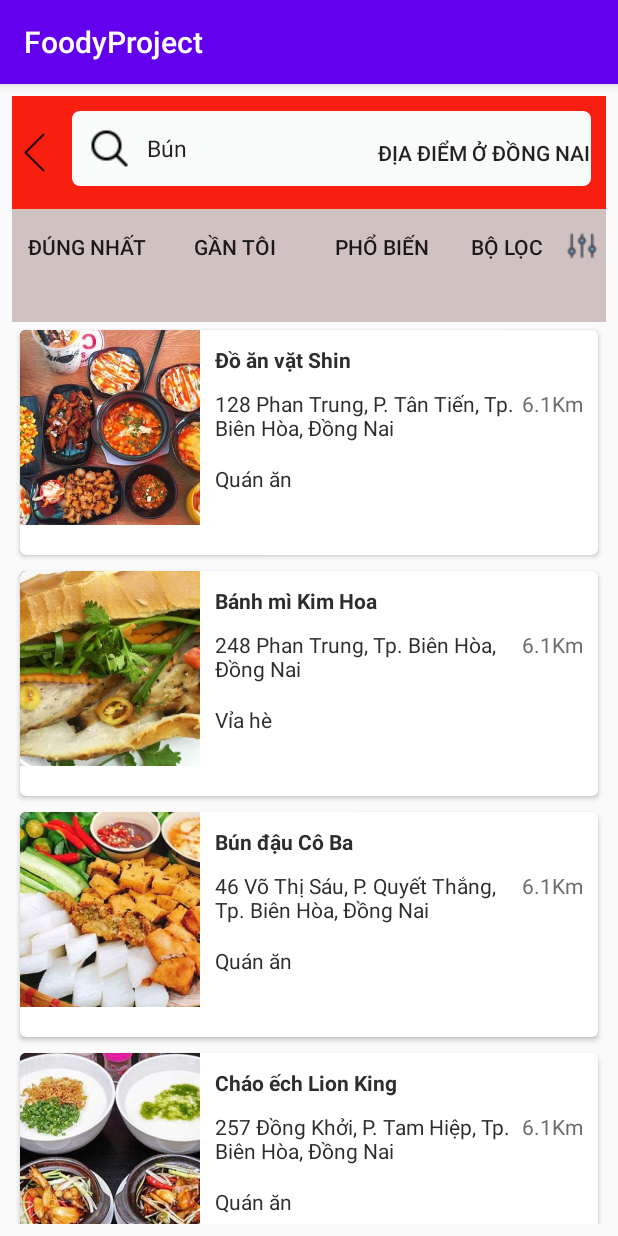
After one commit to leminhphuoc/FoodyProjectAndroid, an Android app: the RestaurantResult screen opened directly, with no data from a screen before it, on a phone screen of 412 x 824 dp. The commit adds this screen. Run offline under Robolectric (Android 15) with nearby library versions, the phone set to English and light mode, and no system bars.

Commit message:
RestaurantResult

```diff
--- a/src/app/src/main/AndroidManifest.xml
+++ b/src/app/src/main/AndroidManifest.xml
@@ -9,7 +9,8 @@
         android:roundIcon="@mipmap/ic_launcher_round"
         android:supportsRtl="true"
         android:theme="@style/AppTheme">
-        <activity android:name=".RestaurantList"></activity>
+        <activity android:name=".RestaurantResult"></activity>
+        <activity android:name=".RestaurantList" />
         <activity android:name=".RestaurantDetail" />
         <activity android:name=".MainActivity">
             <intent-filter>
--- a/src/app/src/main/java/hcmute/edu/vn/nhom02/foodyproject/MainActivity.java
+++ b/src/app/src/main/java/hcmute/edu/vn/nhom02/foodyproject/MainActivity.java
@@ -10,6 +10,7 @@ import android.widget.Button;
 public class MainActivity extends AppCompatActivity {
 
     Button bntRestaurantList;
+    Button bntRestaurantResult;
 
     @Override
     protected void onCreate(Bundle savedInstanceState) {
@@ -24,5 +25,14 @@ public class MainActivity extends AppCompatActivity {
                 startActivity(i);
             }
         });
+
+        bntRestaurantResult = (Button) findViewById(R.id.buttonRestaurantResult);
+        bntRestaurantResult.setOnClickListener(new View.OnClickListener() {
+            @Override
+            public void onClick(View v) {
+                Intent i = new Intent(MainActivity.this, RestaurantResult.class);
+                startActivity(i);
+            }
+        });
     }
 }
--- /dev/null
+++ b/src/app/src/main/java/hcmute/edu/vn/nhom02/foodyproject/RecyclerViewAdapterResult.java
@@ -0,0 +1,82 @@
+package hcmute.edu.vn.nhom02.foodyproject;
+
+import android.content.Context;
+import android.content.Intent;
+import android.view.LayoutInflater;
+import android.view.View;
+import android.view.ViewGroup;
+import android.widget.ImageView;
+import android.widget.TextView;
+
+import androidx.annotation.NonNull;
+import androidx.cardview.widget.CardView;
+import androidx.recyclerview.widget.RecyclerView;
+
+import java.util.List;
+
+public class RecyclerViewAdapterResult extends RecyclerView.Adapter<RecyclerViewAdapterResult.MyViewHolder>{
+    private Context mContext;
+    private List<Restaurant> mData;
+
+    public RecyclerViewAdapterResult(Context mContext, List<Restaurant> mData) {
+        this.mContext = mContext;
+        this.mData = mData;
+    }
+
+    @NonNull
+    @Override
+    public MyViewHolder onCreateViewHolder(@NonNull ViewGroup parent, int viewType) {
+        View view;
+        LayoutInflater mInflater = LayoutInflater.from(mContext);
+        view = mInflater.inflate(R.layout.cardview_item_result,parent,false);
+
+        return new MyViewHolder(view);
+    }
+
+    @Override
+    public void onBindViewHolder(@NonNull MyViewHolder holder, final int position) {
+        holder.tv_restaurant_name.setText(mData.get(position).getName());
+        holder.tv_restaurant_address.setText(mData.get(position).getAddress());
+        holder.tv_restaurant_type.setText(mData.get(position).getType());
+        holder.img_restaurant_thumbnail.setImageResource(mData.get(position).getThumbnail());
+        holder.cardview.setOnClickListener(new View.OnClickListener() {
+            @Override
+            public void onClick(View v) {
+
+                Intent intent = new Intent(mContext,RestaurantList.class);
+
+                //passing data to the book activity
+                intent.putExtra("Name",mData.get(position).getName());
+                intent.putExtra("Address",mData.get(position).getAddress());
+                intent.putExtra("Typre",mData.get(position).getType());
+                intent.putExtra("Thumbnail",mData.get(position).getThumbnail());
+                //start the activity
+                mContext.startActivity(intent);
+            }
+        });
+    }
+
+    @Override
+    public int getItemCount() {
+        return mData.size();
+    }
+
+    public class MyViewHolder extends RecyclerView.ViewHolder {
+
+        TextView tv_restaurant_name;
+        TextView tv_restaurant_address;
+        TextView tv_restaurant_type;
+        ImageView img_restaurant_thumbnail;
+        CardView cardview;
+
+        public MyViewHolder(@NonNull View itemView) {
+            super(itemView);
+
+            tv_restaurant_name=(TextView) itemView.findViewById(R.id.restaurant_name_id);
+            tv_restaurant_address=(TextView) itemView.findViewById(R.id.restaurant_address_id);
+            tv_restaurant_type=(TextView) itemView.findViewById(R.id.restaurant_type_id);
+            img_restaurant_thumbnail=(ImageView) itemView.findViewById(R.id.restaurant_img_id);
+            cardview=(CardView) itemView.findViewById(R.id.cardviewResult_id);
+        }
+    }
+}
--- /dev/null
+++ b/src/app/src/main/java/hcmute/edu/vn/nhom02/foodyproject/RestaurantResult.java
@@ -0,0 +1,39 @@
+package hcmute.edu.vn.nhom02.foodyproject;
+
+import androidx.appcompat.app.AppCompatActivity;
+import androidx.recyclerview.widget.GridLayoutManager;
+import androidx.recyclerview.widget.RecyclerView;
+
+import android.os.Bundle;
+
+import java.util.ArrayList;
+import java.util.List;
+
+public class RestaurantResult extends AppCompatActivity {
+
+    List<Restaurant> lstRestaurant;
+
+    @Override
+    protected void onCreate(Bundle savedInstanceState) {
+        super.onCreate(savedInstanceState);
+        setContentView(R.layout.activity_restaurant_result);
+
+        lstRestaurant = new ArrayList<>();
+        lstRestaurant.add(new Restaurant("Đồ ăn vặt Shin", "128 Phan Trung, P. Tân Tiến, Tp. Biên Hòa, Đồng Nai", "Quán ăn", R.drawable.dongnaianvat));
+        lstRestaurant.add(new Restaurant("Bánh mì Kim Hoa", "248 Phan Trung, Tp. Biên Hòa, Đồng Nai", "Vỉa hè", R.drawable.dongnaibanhmi));
+        lstRestaurant.add(new Restaurant("Bún đậu Cô Ba", "46 Võ Thị Sáu, P. Quyết Thắng, Tp. Biên Hòa, Đồng Nai", "Quán ăn", R.drawable.dongnaibundau));
+        lstRestaurant.add(new Restaurant("Cháo ếch Lion King", "257 Đồng Khởi, P. Tam Hiệp, Tp. Biên Hòa, Đồng Nai", "Quán ăn", R.drawable.dongnaichaoech));
+        lstRestaurant.add(new Restaurant("Chè Hương", "M3/38 Kp6, P. Tân Phong, Tp. Biên Hòa, Đồng Nai", "Vỉa hè", R.drawable.dongnaiche));
+        lstRestaurant.add(new Restaurant("Cơm gà Hải Ký", "Vũ Hồng Phô, P. Bình Đa, Tp. Biên Hòa, Đồng Nai", "Quán ăn", R.drawable.dongnaicomga));
+        lstRestaurant.add(new Restaurant("Gà nướng Mẹt", "627 Hoàng Tam Kỳ, P. Long Bình, Tp. Biên Hòa, Đồng Nai", "Vỉa hè", R.drawable.dongnaiganuong));
+        lstRestaurant.add(new Restaurant("Hương ký", "35 Phan Trung, P. Tân Mai, Tp. Biên Hòa, Đồng Nai", "Quán ăn", R.drawable.dongnaihuongky4));
+        lstRestaurant.add(new Restaurant("Phở trộn Minh Hòa", "1/94 Tổ 4, Khu Phố 3, P. Tam Hòa, Tp. Biên Hòa, Đồng Nai", "Quán ăn", R.drawable.dongnaiphotron));
+        lstRestaurant.add(new Restaurant("Rau má xanh Yummy", "669 Đồng Khởi, KP. 8, P. Tân Phong, Tp. Biên Hòa, Đồng Nai", "Cafe", R.drawable.dongnairaumaxanh));
+        lstRestaurant.add(new Restaurant("Sushi Kaido", "57 Phan Đình Phùng, Tp. Biên Hòa, Đồng Nai", "Quán ăn", R.drawable.dongnaisushi));
+        lstRestaurant.add(new Restaurant("Xôi gà Mỹ Huệ", "Đặng Văn Trơn, Hiệp Hoà, Tp. Biên Hòa, Đồng Nai", "Ăn vặt", R.drawable.dongnoixoiga));
+        RecyclerView myrv = (RecyclerView) findViewById(R.id.recyclerviewResult_id);
+        RecyclerViewAdapterResult myAdapter = new RecyclerViewAdapterResult(this, lstRestaurant);
+        myrv.setLayoutManager(new GridLayoutManager(this, 1));
+        myrv.setAdapter(myAdapter);
+    }
+}
--- a/src/app/src/main/res/layout/activity_main.xml
+++ b/src/app/src/main/res/layout/activity_main.xml
@@ -26,4 +26,15 @@
         app:layout_constraintStart_toStartOf="parent"
         app:layout_constraintTop_toTopOf="parent" />
 
+    <Button
+        android:id="@+id/buttonRestaurantResult"
+        android:layout_width="wrap_content"
+        android:layout_height="wrap_content"
+        android:layout_marginTop="40dp"
+        android:text="ListResult"
+        app:layout_constraintEnd_toEndOf="parent"
+        app:layout_constraintHorizontal_bias="0.498"
+        app:layout_constraintStart_toStartOf="parent"
+        app:layout_constraintTop_toBottomOf="@+id/buttonRestaurantList" />
+
 </androidx.constraintlayout.widget.ConstraintLayout>
--- /dev/null
+++ b/src/app/src/main/res/layout/activity_restaurant_result.xml
@@ -0,0 +1,107 @@
+<?xml version="1.0" encoding="utf-8"?>
+<LinearLayout xmlns:android="http://schemas.android.com/apk/res/android"
+    xmlns:app="http://schemas.android.com/apk/res-auto"
+    xmlns:tools="http://schemas.android.com/tools"
+    android:layout_width="match_parent"
+    android:layout_height="match_parent"
+    tools:context=".RestaurantResult"
+    android:padding="8dp"
+    android:weightSum="20"
+    android:orientation="vertical">
+
+    <LinearLayout
+        android:layout_width="match_parent"
+        android:layout_height="match_parent"
+        android:orientation="horizontal"
+        android:layout_weight="9"
+        android:background="#F81F10">
+        <Button
+            android:id="@+id/buttonBack"
+            android:layout_width="150dp"
+            android:layout_height="30dp"
+            android:layout_alignStart="@+id/name"
+            android:layout_alignLeft="@+id/name"
+            android:layout_alignTop="@+id/name"
+            android:layout_weight="4"
+            android:background="@drawable/iconback"/>
+
+        <RelativeLayout
+            android:layout_width="match_parent"
+            android:layout_height="match_parent"
+            android:layout_weight="1">
+
+            <EditText
+                android:id="@+id/name"
+                android:layout_width="match_parent"
+                android:layout_height="50sp"
+                android:layout_centerHorizontal="true"
+                android:layout_marginTop="10dp"
+                android:layout_marginBottom="10dp"
+                android:layout_marginLeft="10dp"
+                android:layout_marginRight="10dp"
+                android:layout_weight="2"
+                android:background="@drawable/button_round"
+                android:drawableLeft="@drawable/iconsearch"
+                android:drawablePadding="10dp"
+                android:text="Bún"
+                android:paddingLeft="10dp"
+                android:textSize="15sp" />
+
+            <Button
+                android:id="@+id/button1"
+                android:layout_width="wrap_content"
+                android:layout_height="match_parent"
+                android:layout_alignParentEnd="true"
+                android:layout_alignParentRight="true"
+                android:layout_marginEnd="10dp"
+                android:layout_marginRight="10dp"
+                android:layout_weight="8"
+                android:background="@android:color/transparent"
+                android:text="Địa điểm ở Đồng Nai" />
+
+        </RelativeLayout>
+
+    </LinearLayout>
+
+    <LinearLayout
+        android:layout_width="match_parent"
+        android:layout_height="match_parent"
+        android:orientation="horizontal"
+        android:layout_weight="9"
+        android:background="#D1C2C2">
+
+        <Button
+            android:layout_width="wrap_content"
+            android:layout_height="50dp"
+            android:background="@android:color/transparent"
+            android:layout_weight="1"
+            android:text="Đúng nhất"/>
+        <Button
+            android:layout_width="wrap_content"
+            android:layout_height="50dp"
+            android:background="@android:color/transparent"
+            android:layout_weight="1"
+            android:text="Gần tôi"/>
+        <Button
+            android:layout_width="wrap_content"
+            android:layout_height="50dp"
+            android:background="@android:color/transparent"
+            android:layout_weight="1"
+            android:text="Phổ biến"/>
+        <Button
+            android:layout_width="wrap_content"
+            android:layout_height="50dp"
+            android:background="@android:color/transparent"
+            android:drawableRight="@drawable/iconadjust"
+            android:layout_weight="1"
+            android:text="Bộ lọc"/>
+    </LinearLayout>
+
+
+    <androidx.recyclerview.widget.RecyclerView
+        android:layout_weight="2"
+        android:id="@+id/recyclerviewResult_id"
+        android:layout_width="match_parent"
+        android:layout_height="match_parent"></androidx.recyclerview.widget.RecyclerView>
+
+</LinearLayout>
--- /dev/null
+++ b/src/app/src/main/res/layout/cardview_item_result.xml
@@ -0,0 +1,83 @@
+<?xml version="1.0" encoding="utf-8"?>
+<androidx.cardview.widget.CardView xmlns:android="http://schemas.android.com/apk/res/android"
+    xmlns:cardview="http://schemas.android.com/apk/res-auto"
+    android:id="@+id/cardviewResult_id"
+    android:layout_width="match_parent"
+    android:layout_height="150dp"
+    android:layout_margin="5dp"
+    android:clickable="true"
+    android:foreground="?android:attr/selectableItemBackground"
+    cardview:cardCornerRadius="4dp">
+
+    <LinearLayout
+        android:layout_width="match_parent"
+        android:layout_height="match_parent"
+        android:orientation="horizontal">
+
+            <ImageView
+                android:id="@+id/restaurant_img_id"
+                android:layout_width="120dp"
+                android:layout_height="130dp"
+                android:background="#2d2d2d"
+                android:scaleType="centerCrop"/>
+
+            <LinearLayout
+                android:layout_width="match_parent"
+                android:layout_height="130dp"
+                android:orientation="vertical"
+                android:layout_marginLeft="10dp">
+
+                <TextView
+                    android:id="@+id/restaurant_name_id"
+                    android:layout_width="match_parent"
+                    android:layout_height="wrap_content"
+                    android:layout_marginTop="10dp"
+                    android:gravity="left"
+                    android:text="Restaurant Name"
+                    android:textColor="#2d2d2d"
+                    android:textSize="14sp"
+                    android:textStyle="bold" />
+
+                <LinearLayout
+                    android:layout_width="match_parent"
+                    android:layout_height="50dp"
+                    android:orientation="horizontal"
+                    android:weightSum="10">
+
+                    <TextView
+                        android:id="@+id/restaurant_address_id"
+                        android:layout_width="match_parent"
+                        android:layout_height="match_parent"
+                        android:layout_weight="2"
+                        android:layout_marginTop="10dp"
+                        android:gravity="left"
+                        android:text="Address"
+                        android:textColor="#2d2d2d"
+                        android:textSize="14sp" />
+
+                    <TextView
+                        android:id="@+id/restaurant_distance_id"
+                        android:layout_width="match_parent"
+                        android:layout_height="20dp"
+                        android:layout_weight="8"
+                        android:layout_marginTop="10dp"
+                        android:gravity="left"
+                        android:text="6.1Km"
+                        android:textColor="#6E6C6C"
+                        android:textSize="14sp" />
+                </LinearLayout>
+
+                <TextView
+                    android:id="@+id/restaurant_type_id"
+                    android:layout_width="match_parent"
+                    android:layout_height="wrap_content"
+                    android:gravity="left"
+                    android:layout_marginTop="10dp"
+                    android:text="Type"
+                    android:textColor="#2d2d2d"
+                    android:textSize="14sp" />
+            </LinearLayout>
+
+    </LinearLayout>
+
+</androidx.cardview.widget.CardView>
```
Also changed, not shown: src/app/src/main/res/drawable/iconadjust.png (added), src/app/src/main/res/drawable/iconback.png (added).
